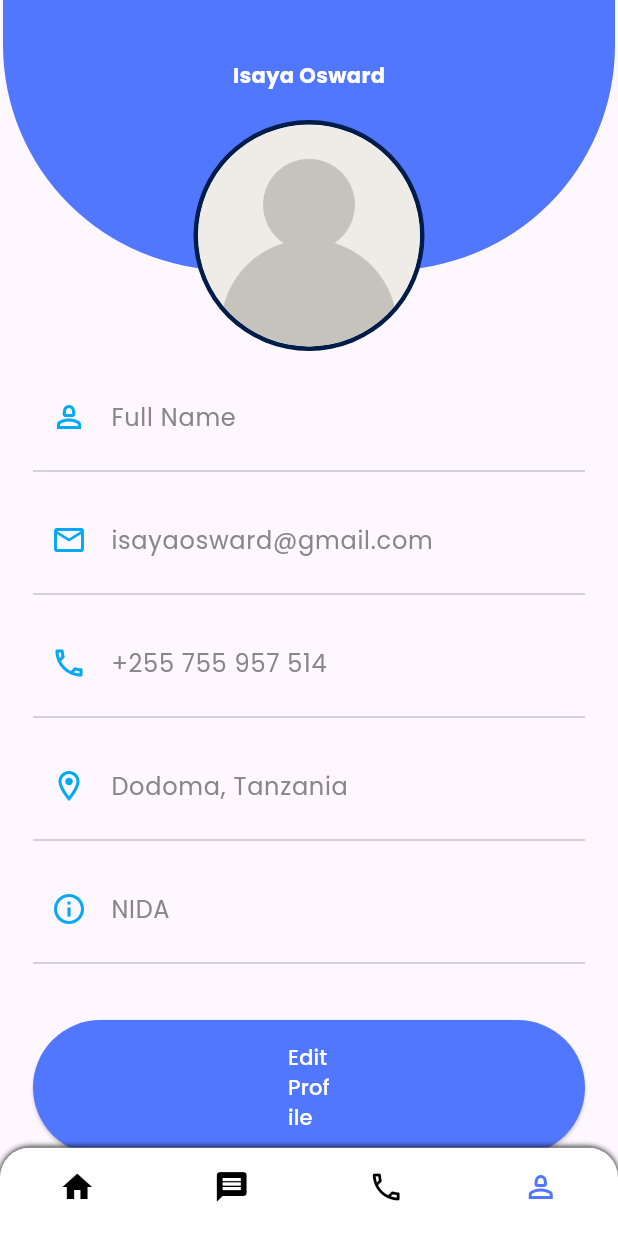
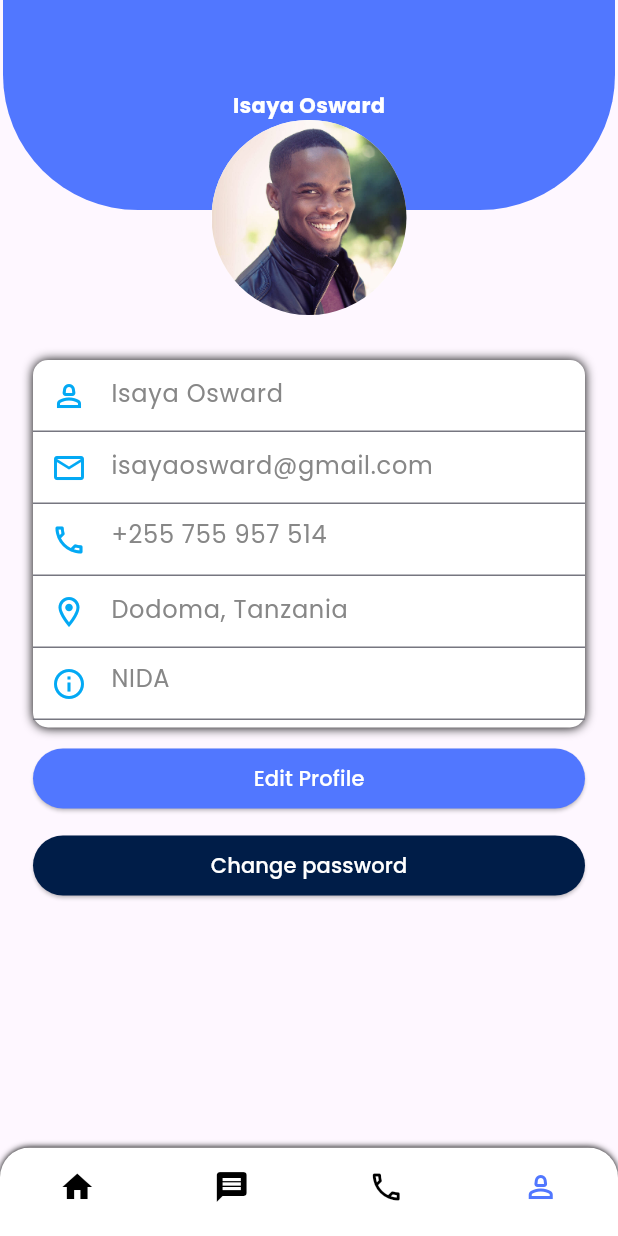
Before and after one commit to MfgIsiaka/aldora, a Flutter app: the Rolanda screen opened directly, item 4 of the bottom bar chosen, on a phone screen of 412 x 824 dp. Run offline on Flutter 3.47's test engine with Material 3 defaults, Android fonts, the phone set to English and light mode, and no system bars; our stand-ins replace font_awesome_flutter, google_fonts, shared_preferences, skeletonizer; missing offline and left inert: dot_curved_bottom_nav, flutter_osm_plugin, rich_readmore; accounts and stored records are empty.

Commit message:
profile and registration page

```diff
--- a/lib/main.dart
+++ b/lib/main.dart
@@ -81,10 +81,9 @@ class _RolandaState extends State<Rolanda> {
   @override
   Widget build(BuildContext context) {
     return Scaffold(
-      body: SafeArea(
-          child: Padding(
-              padding: const EdgeInsets.symmetric(horizontal: 2),
-              child: _pages[_currentPage])),
+      body: Padding(
+          padding: const EdgeInsets.symmetric(horizontal: 2),
+          child: _pages[_currentPage]),
       bottomNavigationBar: Container(
         decoration: BoxDecoration(
             //color: redColor,
--- a/lib/src/constants/base_styles.dart
+++ b/lib/src/constants/base_styles.dart
@@ -1,3 +1,5 @@
 import 'package:flutter/material.dart';
+import 'package:rolanda/src/constants/colors.dart';
 
-final TextStyle baseTxtStyle = TextStyle(fontWeight: FontWeight.bold);
+final TextStyle baseTxtStyle =
+    TextStyle(fontWeight: FontWeight.bold, color: blackColor);
--- a/lib/src/views/auth/registration.dart
+++ b/lib/src/views/auth/registration.dart
@@ -108,7 +108,10 @@ class Registration extends StatelessWidget {
           const SizedBox(
             height: 20,
           ),
-          const BottomAuthNav(text: "Already have an Account", link: "Sign In")
+          const BottomAuthNav(text: "Already have an Account", link: "Sign In"),
+          const SizedBox(
+            height: 20,
+          ),
         ],
       )),
     );
--- a/lib/src/views/profile.dart
+++ b/lib/src/views/profile.dart
@@ -1,5 +1,7 @@
 import 'package:flutter/material.dart';
+import 'package:flutter/widgets.dart';
 import 'package:google_fonts/google_fonts.dart';
+import 'package:rolanda/main.dart';
 import 'package:rolanda/src/constants/colors.dart';
 
 class Profile extends StatelessWidget {
@@ -8,54 +10,62 @@ class Profile extends StatelessWidget {
   @override
   Widget build(BuildContext context) {
     return SingleChildScrollView(
-      child: Stack(
-        alignment: Alignment.bottomCenter,
+      child: Column(
         children: [
-          Positioned(
-            top: 0,
-            left: 0,
-            right: 0,
-            child: Container(
+          Stack(
+            clipBehavior: Clip.none,
+            alignment: Alignment.center,
+            children: [
+              Container(
                 padding: const EdgeInsets.symmetric(vertical: 40),
                 alignment: Alignment.topCenter,
-              height: 180,
+                height: 140,
                 decoration: const BoxDecoration(
                   color: primaryBlue,
                   borderRadius: BorderRadius.only(
-                  bottomRight: Radius.circular(150),
-                  bottomLeft: Radius.circular(150),
+                    bottomRight: Radius.circular(90),
+                    bottomLeft: Radius.circular(90),
                   ),
                 ),
-              child: Text(
+              ),
+              Positioned(
+                top: 60,
+                child: Column(
+                  children: [
+                    Text(
                       "Isaya Osward",
                       style: GoogleFonts.poppins(
                           color: whiteColor, fontWeight: FontWeight.bold),
                     ),
+                    Container(
+                      height: 130,
+                      width: 130,
+                      decoration: BoxDecoration(
+                          color: whiteColor,
+                          borderRadius: BorderRadius.circular(100),
+                          image: DecorationImage(
+                              image: AssetImage("assets/icons/profile.jpg"),
+                              fit: BoxFit.cover)),
+                    ),
+                  ],
                 ),
               ),
-          const Positioned(
-            top: 80,
-            child: CircleAvatar(
-              backgroundColor: darkBlue,
-              radius: 77,
-              child: CircleAvatar(
-                radius: 74,
-                backgroundImage: AssetImage("assets/icons/user.png"),
-              ),
-            ),
+            ],
           ),
           Container(
-            margin: const EdgeInsets.symmetric(vertical: 250, horizontal: 20),
+            margin: const EdgeInsets.only(top: 100, left: 20, right: 20),
             decoration: BoxDecoration(
+              color: whiteColor,
+              boxShadow: [BoxShadow(blurRadius: 5)],
               borderRadius: BorderRadius.circular(10),
             ),
             child: Column(
               children: [
                 TextField(
                   decoration: InputDecoration(
-                      border:
-                          const OutlineInputBorder(borderSide: BorderSide.none),
-                      hintText: "Full Name",
+                      hintText: "Isaya Osward",
+                      contentPadding: const EdgeInsets.symmetric(
+                          horizontal: 10, vertical: 10),
                       hintStyle: GoogleFonts.poppins(
                         color: mediumGray,
                       ),
@@ -64,15 +74,11 @@ class Profile extends StatelessWidget {
                         color: lightBlue,
                       )),
                 ),
-                const Divider(),
-                const SizedBox(
-                  height: 10,
-                ),
                 TextField(
                   decoration: InputDecoration(
-                      border:
-                          const OutlineInputBorder(borderSide: BorderSide.none),
                       hintText: "isayaosward@gmail.com",
+                      contentPadding: const EdgeInsets.symmetric(
+                          horizontal: 10, vertical: 10),
                       hintStyle: GoogleFonts.poppins(
                         color: mediumGray,
                       ),
@@ -81,15 +87,9 @@ class Profile extends StatelessWidget {
                         color: lightBlue,
                       )),
                 ),
-                const Divider(),
-                const SizedBox(
-                  height: 10,
-                ),
                 TextField(
                   keyboardType: TextInputType.phone,
                   decoration: InputDecoration(
-                      border:
-                          const OutlineInputBorder(borderSide: BorderSide.none),
                       hintText: "+255 755 957 514",
                       hintStyle: GoogleFonts.poppins(
                         color: mediumGray,
@@ -99,15 +99,11 @@ class Profile extends StatelessWidget {
                         color: lightBlue,
                       )),
                 ),
-                const Divider(),
-                const SizedBox(
-                  height: 10,
-                ),
                 TextField(
                   decoration: InputDecoration(
-                      border:
-                          const OutlineInputBorder(borderSide: BorderSide.none),
                       hintText: "Dodoma, Tanzania",
+                      contentPadding: const EdgeInsets.symmetric(
+                          horizontal: 10, vertical: 10),
                       hintStyle: GoogleFonts.poppins(
                         color: mediumGray,
                       ),
@@ -116,14 +112,8 @@ class Profile extends StatelessWidget {
                         color: lightBlue,
                       )),
                 ),
-                const Divider(),
-                const SizedBox(
-                  height: 10,
-                ),
                 TextField(
                   decoration: InputDecoration(
-                      border:
-                          const OutlineInputBorder(borderSide: BorderSide.none),
                       hintText: "NIDA",
                       hintStyle: GoogleFonts.poppins(
                         color: mediumGray,
@@ -133,15 +123,24 @@ class Profile extends StatelessWidget {
                         color: lightBlue,
                       )),
                 ),
-                const Divider(),
-                const SizedBox(
-                  height: 30,
+                SizedBox(
+                  height: 5,
+                )
+              ],
             ),
-                ElevatedButton(
+          ),
+          SizedBox(
+            height: 10,
+          ),
+          Container(
+            padding: EdgeInsets.symmetric(horizontal: 20),
+            child: Column(
+              children: [
+                SizedBox(
+                  width: screenSize.width,
+                  child: ElevatedButton(
                       onPressed: () {},
                       style: const ButtonStyle(
-                      padding: WidgetStatePropertyAll(
-                          EdgeInsets.symmetric(vertical: 15, horizontal: 170)),
                         foregroundColor: WidgetStatePropertyAll(whiteColor),
                         backgroundColor: WidgetStatePropertyAll(primaryBlue),
                       ),
@@ -149,11 +148,12 @@ class Profile extends StatelessWidget {
                         "Edit Profile",
                         style: GoogleFonts.poppins(),
                       )),
+                ),
                 const SizedBox(
                   height: 10,
                 ),
                 SizedBox(
-                  width: MediaQuery.of(context).size.width,
+                  width: screenSize.width,
                   child: ElevatedButton(
                       onPressed: () {},
                       style: const ButtonStyle(
@@ -169,7 +169,7 @@ class Profile extends StatelessWidget {
                 )
               ],
             ),
-          ),
+          )
         ],
       ),
     );
```
Also changed, not shown: lib/src/widgets/social_media_buttons.dart (+20 -61 lines). Lines whose indentation alone changed are shown as unchanged.
